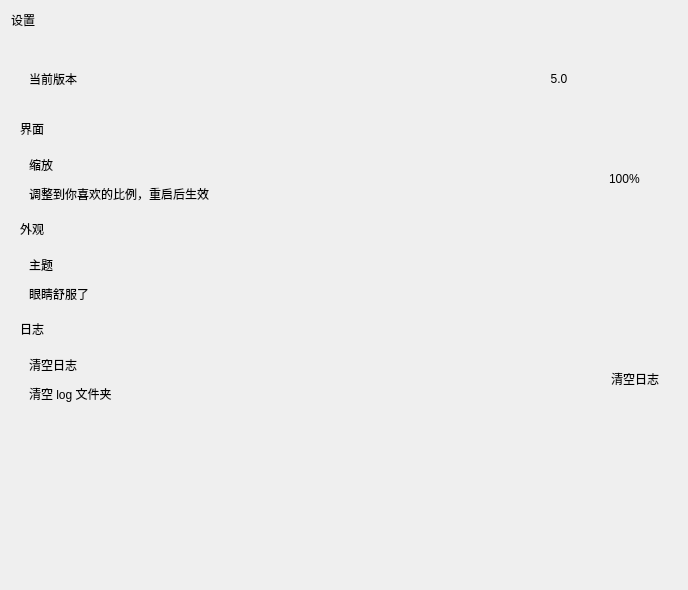
Above: ui/settings.ui from BloretCrew/Bloret-Launcher before the change. Below: the same form after it.
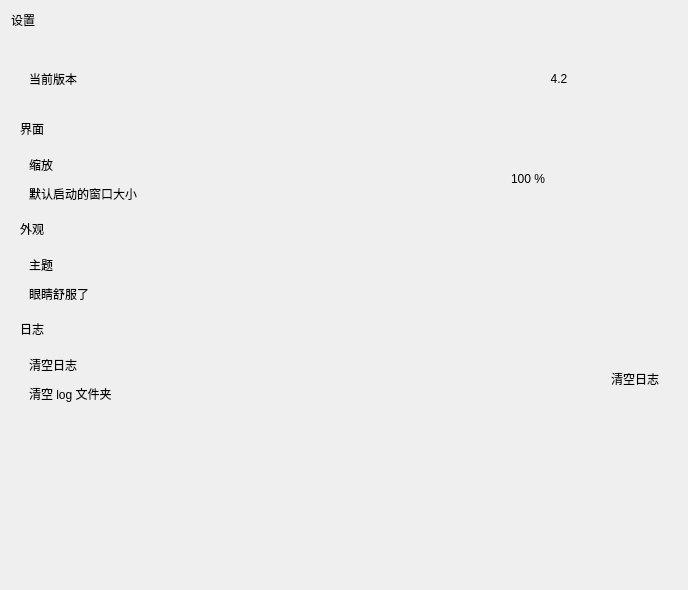
That is the form after the change. Icons and pictures are not drawn. Custom widgets are drawn as their Qt base class.

Commit message:
feat(launcher): 添加窗口大小调整功能
- 在 config.json 中添加 "size" 配置项，用于保存窗口大小比例
- 在主窗口初始化时读取 "size" 配置，调整窗口大小
- 更新设置界面，使用 SpinBox 替代 CompactSpinBox，支持设置窗口大小
- 优化网络连接检查，使用 socket 替代 ping
- 移除不必要的 logshow 配置读取

Patch:
```diff
--- a/ui/settings.ui
+++ b/ui/settings.ui
@@ -98,7 +98,7 @@
                  </size>
                 </property>
                 <property name="text">
-                 <string>5.0</string>
+                 <string>4.2</string>
                 </property>
                 <property name="alignment">
                  <set>Qt::AlignCenter</set>
@@ -146,7 +146,7 @@
                </sizepolicy>
               </property>
               <property name="text">
-               <string>调整到你喜欢的比例，重启后生效</string>
+               <string>默认启动的窗口大小</string>
               </property>
               <property name="wordWrap">
                <bool>true</bool>
@@ -183,9 +183,15 @@
            </spacer>
           </item>
           <item>
-           <widget class="CompactSpinBox" name="CompactSpinBox">
+           <widget class="SpinBox" name="Size_Choose">
+            <property name="minimumSize">
+             <size>
+              <width>150</width>
+              <height>33</height>
+             </size>
+            </property>
             <property name="suffix">
-             <string>%</string>
+             <string> %</string>
             </property>
             <property name="prefix">
              <string/>
@@ -196,18 +202,9 @@
             <property name="maximum">
              <number>200</number>
             </property>
-            <property name="singleStep">
-             <number>1</number>
-            </property>
-            <property name="stepType">
-             <enum>QAbstractSpinBox::DefaultStepType</enum>
-            </property>
             <property name="value">
              <number>100</number>
             </property>
-            <property name="displayIntegerBase">
-             <number>10</number>
-            </property>
            </widget>
           </item>
          </layout>
@@ -451,7 +448,7 @@
    <header>qfluentwidgets</header>
   </customwidget>
   <customwidget>
-   <class>CompactSpinBox</class>
+   <class>SpinBox</class>
    <extends>QSpinBox</extends>
    <header>qfluentwidgets</header>
   </customwidget>
```
The commit also changes 2 other files.
